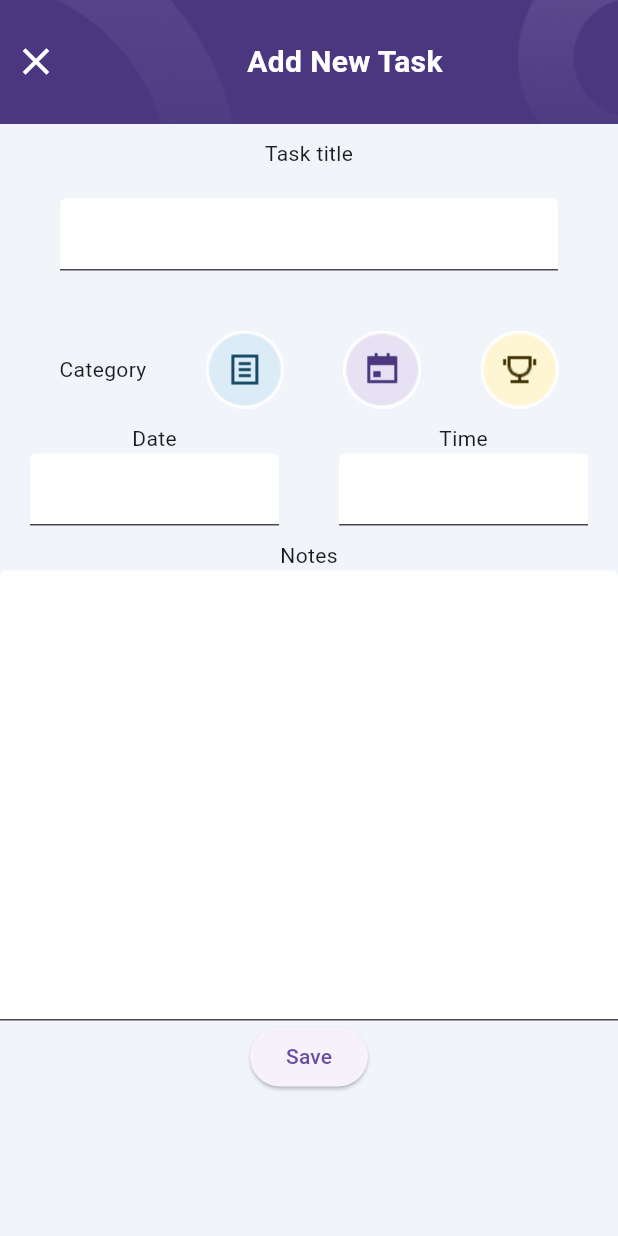
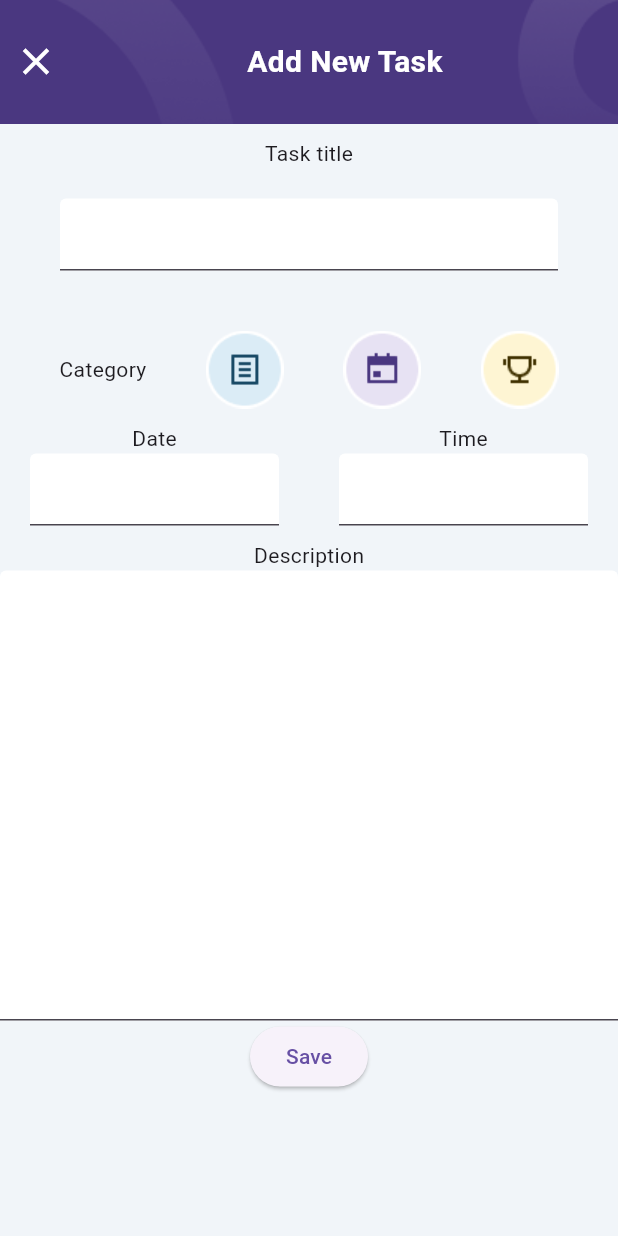
Before and after one commit to ayshenm/Todo-App, a Flutter app: the screen it shows after launch, after a tap on "Add New Task", on a phone screen of 412 x 824 dp. Run offline on Flutter 3.47's test engine with Material 3 defaults, Android fonts, the phone set to English and light mode, and no system bars; our stand-ins replace hexcolor.

Commit message:
Dinamik item add, TextEditingController, Function as parameter

```diff
--- a/lib/screens/add_new_task.dart
+++ b/lib/screens/add_new_task.dart
@@ -1,9 +1,24 @@
 import 'package:flutter/material.dart';
 import 'package:hexcolor/hexcolor.dart';
 import 'package:todo_app/constants/color.dart';
+import 'package:todo_app/constants/task_type.dart';
+import 'package:todo_app/model/task.dart';
 
-class AddNewTaskScreen extends StatelessWidget {
-  const AddNewTaskScreen({super.key});
+class AddNewTaskScreen extends StatefulWidget {
+  const AddNewTaskScreen({super.key, required this.addNewTask});
+  final void Function(Task newTask) addNewTask;
+
+  @override
+  State<AddNewTaskScreen> createState() => _AddNewTaskScreenState();
+}
+
+class _AddNewTaskScreenState extends State<AddNewTaskScreen> {
+  TextEditingController titleController = TextEditingController();
+  TextEditingController dateController = TextEditingController();
+  TextEditingController timeController = TextEditingController();
+  TextEditingController descriptionController = TextEditingController();
+
+  TaskType taskType = TaskType.note;
 
   @override
   Widget build(BuildContext context) {
@@ -51,6 +66,7 @@ class AddNewTaskScreen extends StatelessWidget {
           Padding(
               padding: EdgeInsets.symmetric(horizontal: 40, vertical: 20),
               child: TextField(
+                controller: titleController,
                 decoration:
                     InputDecoration(filled: true, fillColor: Colors.white),
               )),
@@ -66,6 +82,9 @@ class AddNewTaskScreen extends StatelessWidget {
                       duration: Duration(milliseconds: 300),
                       content: Text("Category selected"),
                     ));
+                    setState(() {
+                      taskType = TaskType.note;
+                    });
                   },
                   child: Image.asset("lib/assets/images/category_1.png"),
                 ),
@@ -75,6 +94,9 @@ class AddNewTaskScreen extends StatelessWidget {
                       duration: Duration(milliseconds: 300),
                       content: Text("Category selected"),
                     ));
+                    setState(() {
+                      taskType = TaskType.calendar;
+                    });
                   },
                   child: Image.asset("lib/assets/images/category_2.png"),
                 ),
@@ -84,6 +106,9 @@ class AddNewTaskScreen extends StatelessWidget {
                       duration: Duration(milliseconds: 300),
                       content: Text("Category selected"),
                     ));
+                    setState(() {
+                      taskType = TaskType.contest;
+                    });
                   },
                   child: Image.asset("lib/assets/images/category_3.png"),
                 )
@@ -101,6 +126,7 @@ class AddNewTaskScreen extends StatelessWidget {
                       Padding(
                           padding: EdgeInsets.symmetric(horizontal: 20),
                           child: TextField(
+                            controller: dateController,
                             decoration: InputDecoration(
                                 filled: true, fillColor: Colors.white),
                           )),
@@ -114,6 +140,7 @@ class AddNewTaskScreen extends StatelessWidget {
                       Padding(
                           padding: EdgeInsets.symmetric(horizontal: 20),
                           child: TextField(
+                            controller: timeController,
                             decoration: InputDecoration(
                                 filled: true, fillColor: Colors.white),
                           )),
@@ -123,17 +150,32 @@ class AddNewTaskScreen extends StatelessWidget {
               ],
             ),
           ),
-          Padding(padding: EdgeInsets.only(top: 10), child: Text("Notes")),
+          Padding(
+            padding: EdgeInsets.only(top: 10),
+            child: Text("Description"),
+          ),
           SizedBox(
             height: 300,
             child: TextField(
+              controller: descriptionController,
               maxLines: null,
               expands: true,
               decoration: InputDecoration(
                   filled: true, fillColor: Colors.white, isDense: true),
             ),
           ),
-          ElevatedButton(onPressed: () {}, child: Text("Save"))
+          ElevatedButton(
+              onPressed: () {
+                Task newtask = Task(
+                    type: taskType,
+                    title: titleController.text,
+                    description: descriptionController.text,
+                    isComplate: false,
+                    );
+                    widget.addNewTask(newtask);
+                    Navigator.pop(context);
+              },
+              child: Text("Save"))
         ]),
       ),
     ));
--- a/lib/screens/home.dart
+++ b/lib/screens/home.dart
@@ -14,11 +14,6 @@ class HomeScreen extends StatefulWidget {
 }
 
 class _HomeScreenState extends State<HomeScreen> {
-  // List<String> todoList = ["Study Lessons", "Run 5K", "Go to party"];
-  // List<String> complated = [
-  //   "Game meetup",
-  //   "Take out trash",
-  // ];
   List<Task> todoList = [
     Task(
         type: TaskType.note,
@@ -36,6 +31,12 @@ class _HomeScreenState extends State<HomeScreen> {
         description: "Go to red",
         isComplate: false)
   ];
+
+  void addNewTask(Task newTask) {
+   setState(() {
+     todoList.add(newTask);
+   });
+  }
 
   List<Task> complated = [
     Task(
@@ -133,7 +134,9 @@ class _HomeScreenState extends State<HomeScreen> {
               ElevatedButton(
                   onPressed: () {
                     Navigator.of(context).push(MaterialPageRoute(
-                      builder: (context) => AddNewTaskScreen(),
+                      builder: (context) => AddNewTaskScreen(
+                        addNewTask: (newTask) => addNewTask(newTask),
+                      ),
                     ));
                   },
                   child: Text("Add New Task"))
```
